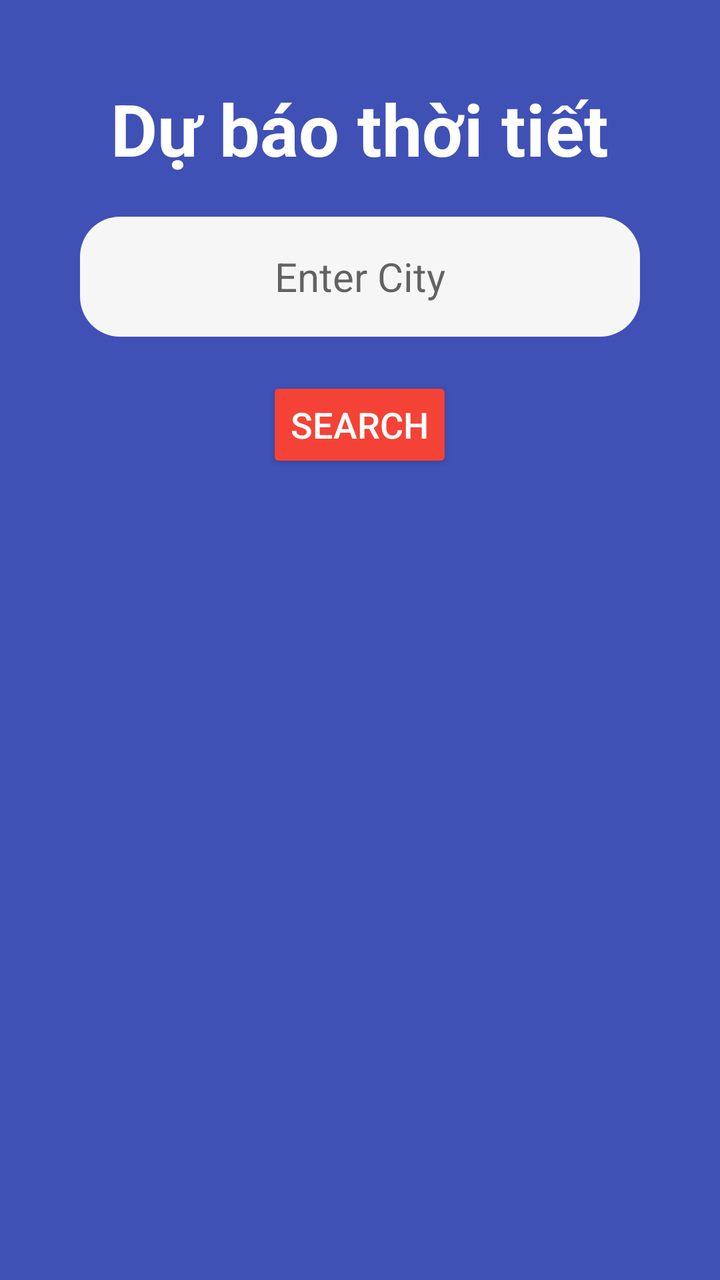
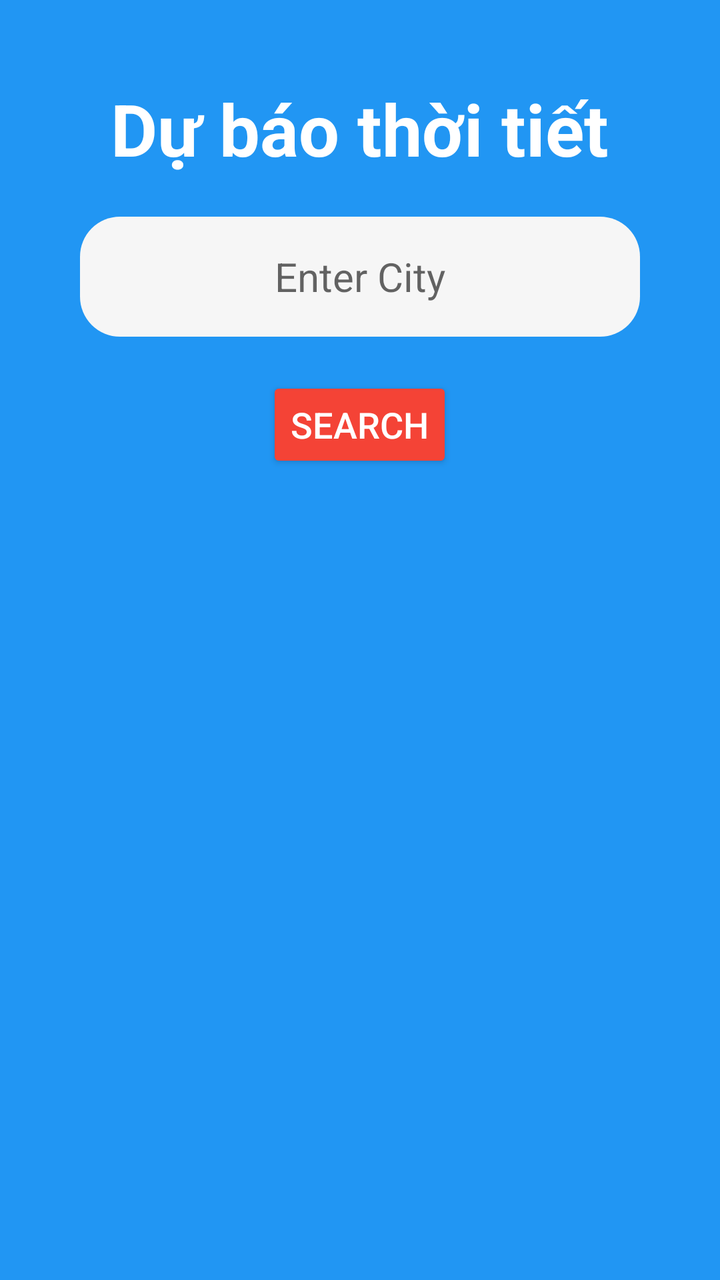

An Android layout rendered at two revisions. The XML below is the earlier revision; the diff shows what the commit changed to produce the second picture.
<!-- AndroidManifest.xml: application theme Theme.WeatherApp -->
<!-- res/layout/activity_main.xml -->
<?xml version="1.0" encoding="utf-8"?>
<RelativeLayout xmlns:android="http://schemas.android.com/apk/res/android"

    xmlns:app="http://schemas.android.com/apk/res-auto"
    xmlns:tools="http://schemas.android.com/tools"
    android:layout_width="match_parent"
    android:layout_height="match_parent"
    tools:context=".MainActivity">

    
    <ImageView
        android:id="@+id/background"
        android:layout_width="match_parent"
        android:layout_height="match_parent"
        android:scaleType="centerCrop"
        android:background="#3F51B5" />

    
    <TextView
        android:id="@+id/title"
        android:layout_width="wrap_content"
        android:layout_height="wrap_content"
        android:text="Dự báo thời tiết"
        android:textSize="36sp"
        android:textColor="@android:color/white"
        android:textStyle="bold"
        android:layout_centerHorizontal="true"
        android:layout_marginTop="40dp"/>

    
    <EditText
        android:id="@+id/cityName"
        android:layout_width="280dp"
        android:layout_height="60dp"
        android:hint="Enter City"
        android:background="@drawable/input_box"
        android:textColor="@android:color/black"
        android:textSize="20sp"
        android:layout_below="@id/title"
        android:layout_centerHorizontal="true"
        android:layout_marginTop="20dp"
        android:gravity="center"/>

    
    <Button
        android:id="@+id/search"
        android:layout_width="wrap_content"
        android:layout_height="wrap_content"
        android:text="Search"
        android:textSize="18sp"
        android:backgroundTint="#F44336"
        android:textColor="@android:color/white"
        android:layout_below="@id/cityName"
        android:layout_centerHorizontal="true"
        android:layout_marginTop="20dp"/>

    
    <ImageView
        android:id="@+id/weatherIcon"
        android:layout_width="100dp"
        android:layout_height="100dp"
        android:layout_centerHorizontal="true"
        android:layout_below="@id/search"
        android:layout_marginTop="20dp"/>

    
    <TextView
        android:id="@+id/weatherInfo"
        android:layout_width="wrap_content"
        android:layout_height="wrap_content"
        android:textSize="22sp"
        android:textColor="@android:color/white"
        android:textStyle="bold"
        android:layout_centerHorizontal="true"
        android:layout_below="@id/weatherIcon"
        android:layout_marginTop="10dp"/>

</RelativeLayout>
<!-- resources referenced by this layout -->
<resources>
  <!-- drawable input_box (drawable) -->
  <shape xmlns:android="http://schemas.android.com/apk/res/android">
      <corners android:radius="20dp"/>
      <solid android:color="#F6F6F6"/>
  </shape>
  <style name="Theme.WeatherApp" parent="Theme.MaterialComponents.DayNight.DarkActionBar">
          
          <item name="colorPrimary">@color/purple_500</item>
          <item name="colorPrimaryVariant">@color/purple_700</item>
          <item name="colorOnPrimary">@color/white</item>
          
          <item name="colorSecondary">@color/teal_200</item>
          <item name="colorSecondaryVariant">@color/teal_700</item>
          <item name="colorOnSecondary">@color/black</item>
          
          <item name="android:statusBarColor">?attr/colorPrimaryVariant</item>
          
      </style>
  <color name="purple_500">#FF6200EE</color>
  <color name="purple_700">#FF3700B3</color>
  <color name="white">#FFFFFFFF</color>
  <color name="teal_200">#FF03DAC5</color>
  <color name="teal_700">#FF018786</color>
  <color name="black">#FF000000</color>
</resources>

<!-- the commit's change to res/layout/activity_main.xml (unified diff, before → after) -->
@@ -8,14 +8,15 @@
     tools:context=".MainActivity">
 
     
+
+    
     <ImageView
         android:id="@+id/background"
         android:layout_width="match_parent"
         android:layout_height="match_parent"
-        android:scaleType="centerCrop"
-        android:background="#3F51B5" />
+        android:background="#2196F3"
+        android:scaleType="centerCrop" />
 
-    
     <TextView
         android:id="@+id/title"
         android:layout_width="wrap_content"
